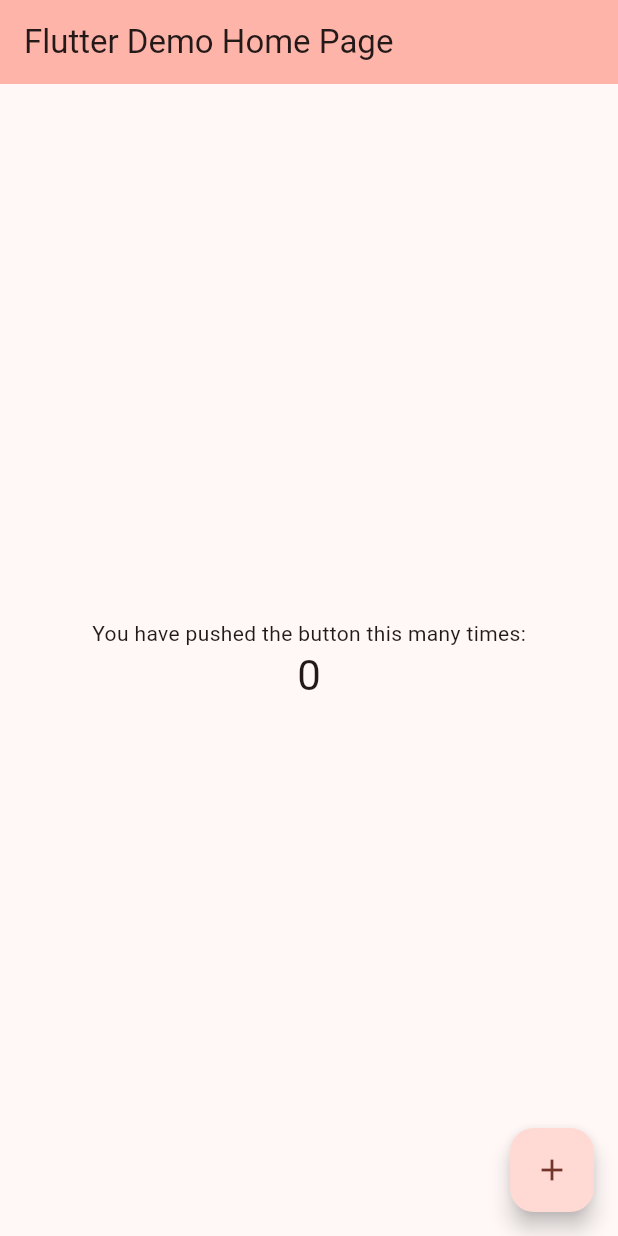
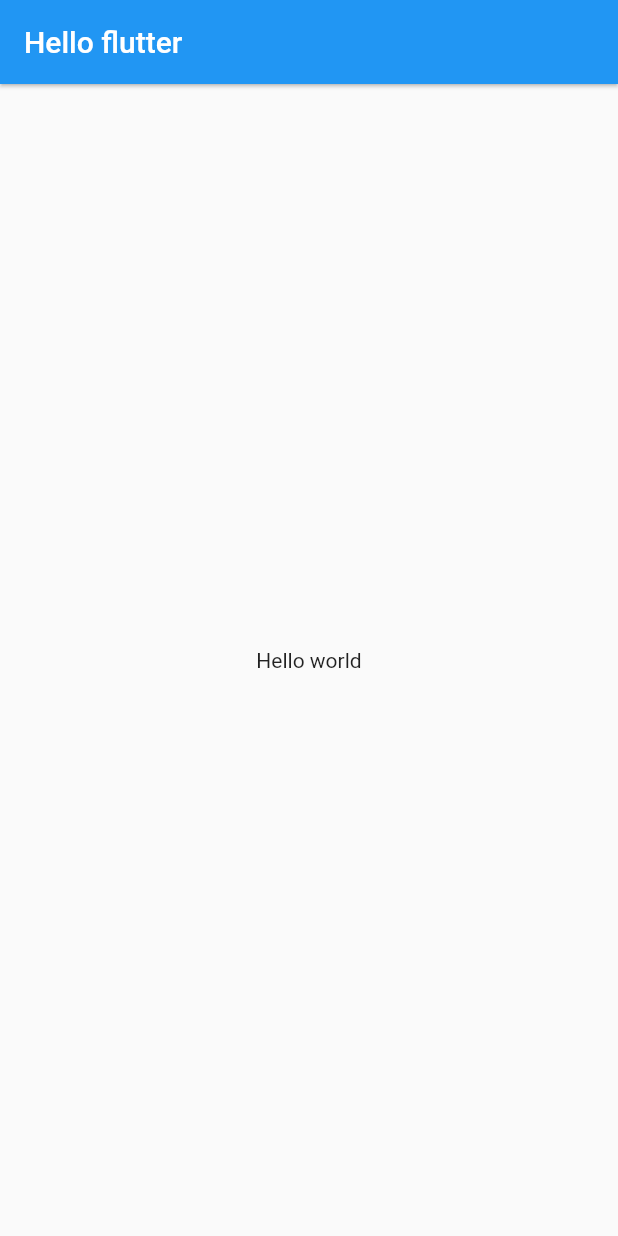
Before and after one commit to nohsangwoo/flutter_practice_toonflix_from_nomadcoders, a Flutter app: the screen it shows after launch, on a phone screen of 412 x 824 dp. Run offline on Flutter 3.47's test engine with Material 2 defaults, Android fonts, the phone set to English and light mode, and no system bars.

Commit message:
feat: widgets practice

```diff
--- a/lib/main.dart
+++ b/lib/main.dart
@@ -1,125 +1,32 @@
 import 'package:flutter/material.dart';
 
-void main() {
-  runApp(const MyApp());
+class Player {
+  String? name;
+  // named constuctor
+  Player({required this.name});
 }
 
-class MyApp extends StatelessWidget {
-  const MyApp({super.key});
+void main() {
+  var sangwoo = Player(name: "sangwoo");
+  runApp(const App());
+}
 
-  // This widget is the root of your application.
+class App extends StatelessWidget {
+  const App({super.key});
+
   @override
   Widget build(BuildContext context) {
     return MaterialApp(
-      title: 'Flutter Demo',
-      theme: ThemeData(
-        // This is the theme of your application.
-        //
-        // TRY THIS: Try running your application with "flutter run". You'll see
-        // the application has a blue toolbar. Then, without quitting the app,
-        // try changing the seedColor in the colorScheme below to Colors.green
-        // and then invoke "hot reload" (save your changes or press the "hot
-        // reload" button in a Flutter-supported IDE, or press "r" if you used
-        // the command line to start the app).
-        //
-        // Notice that the counter didn't reset back to zero; the application
-        // state is not lost during the reload. To reset the state, use hot
-        // restart instead.
-        //
-        // This works for code too, not just values: Most code changes can be
-        // tested with just a hot reload.
-        colorScheme: ColorScheme.fromSeed(seedColor: Colors.red),
-        useMaterial3: true,
+      home: Scaffold(
+        appBar: AppBar(
+          centerTitle: false,
+          elevation: 1,
+          title: const Text("Hello flutter"),
+        ),
+        body: const Center(
+          child: Text("Hello world"),
+        ),
       ),
-      home: const MyHomePage(title: 'Flutter Demo Home Page'),
     );
   }
 }
-
-class MyHomePage extends StatefulWidget {
-  const MyHomePage({super.key, required this.title});
-
-  // This widget is the home page of your application. It is stateful, meaning
-  // that it has a State object (defined below) that contains fields that affect
-  // how it looks.
-
-  // This class is the configuration for the state. It holds the values (in this
-  // case the title) provided by the parent (in this case the App widget) and
-  // used by the build method of the State. Fields in a Widget subclass are
-  // always marked "final".
-
-  final String title;
-
-  @override
-  State<MyHomePage> createState() => _MyHomePageState();
-}
-
-class _MyHomePageState extends State<MyHomePage> {
-  int _counter = 0;
-
-  void _incrementCounter() {
-    setState(() {
-      // This call to setState tells the Flutter framework that something has
-      // changed in this State, which causes it to rerun the build method below
-      // so that the display can reflect the updated values. If we changed
-      // _counter without calling setState(), then the build method would not be
-      // called again, and so nothing would appear to happen.
-      _counter++;
-    });
-  }
-
-  @override
-  Widget build(BuildContext context) {
-    // This method is rerun every time setState is called, for instance as done
-    // by the _incrementCounter method above.
-    //
-    // The Flutter framework has been optimized to make rerunning build methods
-    // fast, so that you can just rebuild anything that needs updating rather
-    // than having to individually change instances of widgets.
-    return Scaffold(
-      appBar: AppBar(
-        // TRY THIS: Try changing the color here to a specific color (to
-        // Colors.amber, perhaps?) and trigger a hot reload to see the AppBar
-        // change color while the other colors stay the same.
-        backgroundColor: Theme.of(context).colorScheme.inversePrimary,
-        // Here we take the value from the MyHomePage object that was created by
-        // the App.build method, and use it to set our appbar title.
-        title: Text(widget.title),
-      ),
-      body: Center(
-        // Center is a layout widget. It takes a single child and positions it
-        // in the middle of the parent.
-        child: Column(
-          // Column is also a layout widget. It takes a list of children and
-          // arranges them vertically. By default, it sizes itself to fit its
-          // children horizontally, and tries to be as tall as its parent.
-          //
-          // Column has various properties to control how it sizes itself and
-          // how it positions its children. Here we use mainAxisAlignment to
-          // center the children vertically; the main axis here is the vertical
-          // axis because Columns are vertical (the cross axis would be
-          // horizontal).
-          //
-          // TRY THIS: Invoke "debug painting" (choose the "Toggle Debug Paint"
-          // action in the IDE, or press "p" in the console), to see the
-          // wireframe for each widget.
-          mainAxisAlignment: MainAxisAlignment.center,
-          children: <Widget>[
-            const Text(
-              'You have pushed the button this many times:',
-            ),
-            Text(
-              '$_counter',
-              style: Theme.of(context).textTheme.headlineMedium,
-            ),
-          ],
-        ),
-      ),
-      floatingActionButton: FloatingActionButton(
-        onPressed: _incrementCounter,
-        tooltip: 'Increment',
-        child: const Icon(Icons.add),
-      ), // This trailing comma makes auto-formatting nicer for build methods.
-    );
-  }
-}
```
Also changed, not shown: 1 other file.
